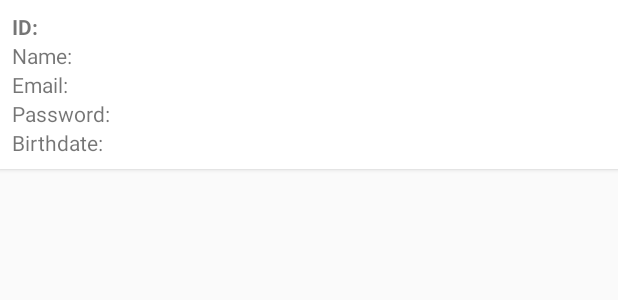
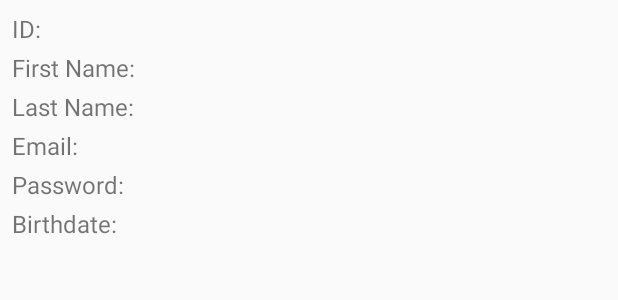
Before and after one commit to Lebowzz/news_application, an Android app built with Jetpack Compose: the layout item_user.xml on its own in the app's theme, with its tools: preview values and no code run, on a phone screen of 412 x 824 dp. Shown: the top 300 px of the screen. Run offline under Robolectric (Android 15) with nearby library versions, the phone set to English and light mode, and no system bars.

Commit message:
UI enhancements and sign up restrictions

```diff
--- a/app/src/main/res/layout/item_user.xml
+++ b/app/src/main/res/layout/item_user.xml
@@ -1,46 +1,61 @@
 <LinearLayout
     xmlns:android="http://schemas.android.com/apk/res/android"
+    android:orientation="vertical"
     android:layout_width="match_parent"
     android:layout_height="wrap_content"
-    android:orientation="vertical"
-    android:padding="8dp"
-    android:background="@android:color/white"
-    android:layout_marginBottom="8dp"
-    android:elevation="2dp">
+    android:padding="8dp">
 
+    <!-- User ID -->
     <TextView
         android:id="@+id/tvUserId"
         android:layout_width="wrap_content"
         android:layout_height="wrap_content"
-        android:text="ID: "
-        android:textStyle="bold"
-        android:textSize="14sp" />
+        android:text="ID:"
+        android:textSize="16sp"
+        android:layout_marginBottom="4dp" />
 
+    <!-- First Name -->
     <TextView
-        android:id="@+id/tvUserName"
+        android:id="@+id/tvFirstName"
         android:layout_width="wrap_content"
         android:layout_height="wrap_content"
-        android:text="Name: "
-        android:textSize="14sp" />
+        android:text="First Name:"
+        android:textSize="16sp"
+        android:layout_marginBottom="4dp" />
 
+    <!-- Last Name -->
     <TextView
-        android:id="@+id/tvUserEmail"
+        android:id="@+id/tvLastName"
         android:layout_width="wrap_content"
         android:layout_height="wrap_content"
-        android:text="Email: "
-        android:textSize="14sp" />
+        android:text="Last Name:"
+        android:textSize="16sp"
+        android:layout_marginBottom="4dp" />
 
+    <!-- Email -->
     <TextView
-        android:id="@+id/tvUserPassword"
+        android:id="@+id/tvEmail"
         android:layout_width="wrap_content"
         android:layout_height="wrap_content"
-        android:text="Password: "
-        android:textSize="14sp" />
+        android:text="Email:"
+        android:textSize="16sp"
+        android:layout_marginBottom="4dp" />
 
+    <!-- Password -->
     <TextView
-        android:id="@+id/tvUserBirthDate"
+        android:id="@+id/tvPassword"
         android:layout_width="wrap_content"
         android:layout_height="wrap_content"
-        android:text="Birthdate: "
-        android:textSize="14sp" />
+        android:text="Password:"
+        android:textSize="16sp"
+        android:layout_marginBottom="4dp" />
+
+    <!-- Birthday -->
+    <TextView
+        android:id="@+id/tvBirthDate"
+        android:layout_width="wrap_content"
+        android:layout_height="wrap_content"
+        android:text="Birthdate:"
+        android:textSize="16sp"
+        android:layout_marginBottom="4dp" />
 </LinearLayout>
```
